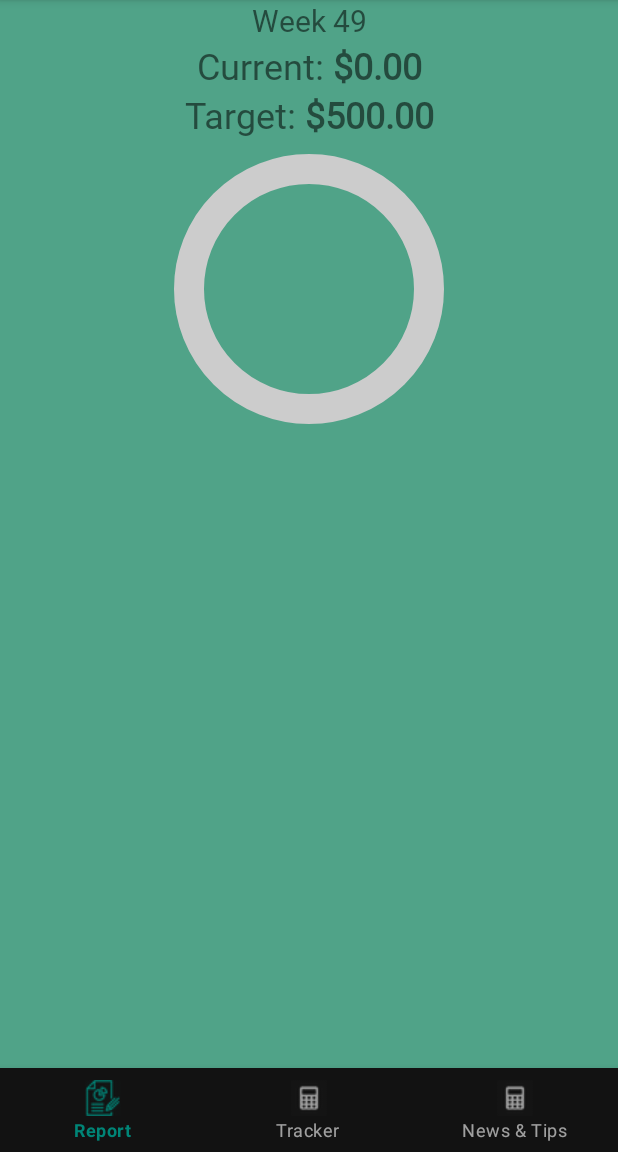
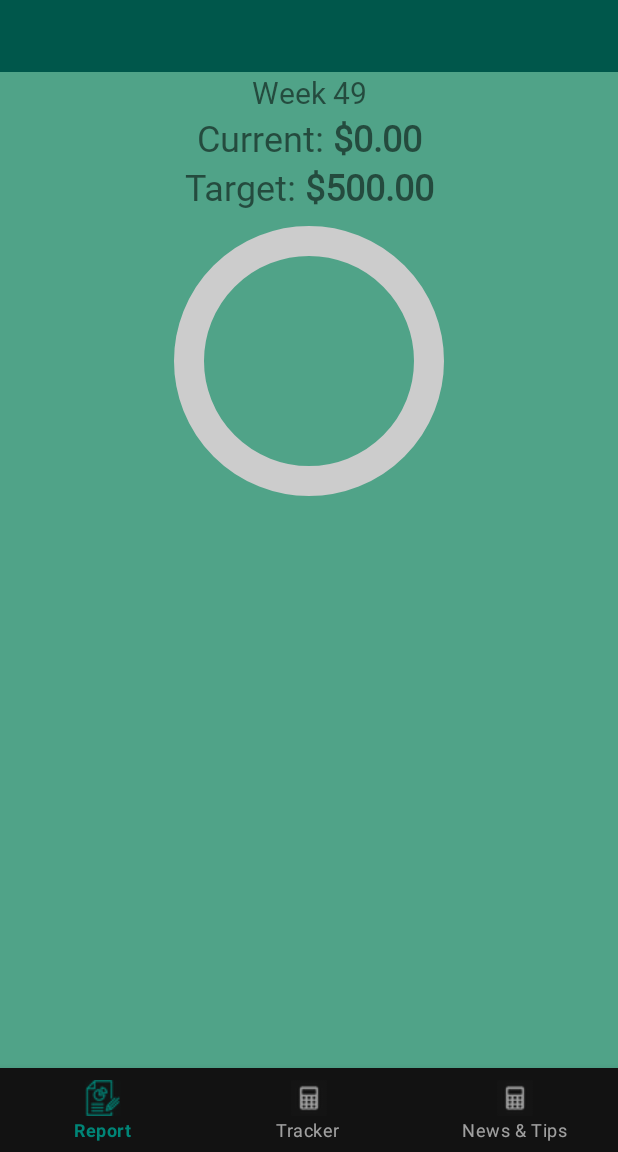
Before and after one commit to JadonFan/Budgeting, an Android app: the MainActivity screen opened directly, with no data from a screen before it, on a phone screen of 412 x 824 dp, the part 84-1236 px from its top. Run offline under Robolectric (Android 15) with nearby library versions, the phone set to English and light mode, and no system bars; our stand-ins replace Firebase (no records; nobody signed in at launch, a user with empty details on screens opened directly), Room's generated code.

Commit message:
Added weekly spending summaries to Cloud Firestore

```diff
--- a/app/build.gradle
+++ b/app/build.gradle
@@ -52,10 +52,10 @@ dependencies {
     androidTestImplementation 'androidx.test.ext:junit:1.1.1'
     androidTestImplementation 'androidx.test.espresso:espresso-core:3.2.0'
 
+    implementation 'androidx.viewpager2:viewpager2:1.0.0'
     implementation 'com.google.android.material:material:1.2.0-alpha03'
     implementation 'com.android.support:design:28.0.0'
     implementation 'com.githang:com-phillipcalvin-iconbutton:1.0.1@aar'
-    implementation 'com.google.android.material:material:1.0.0'
 
     def room_version = "2.2.3"
     implementation "androidx.room:room-runtime:$room_version"
@@ -68,11 +68,12 @@ dependencies {
 
     implementation 'com.google.firebase:firebase-analytics:17.2.2'
     implementation 'com.google.firebase:firebase-ml-vision:24.0.1'
+    implementation 'com.google.firebase:firebase-firestore-ktx:21.3.1'
 
     def camerax_version = "1.0.0-alpha01"
     def camerax_view_version = "1.0.0-alpha03"
     def camerax_ext_version = "1.0.0-alpha03"
-    implementation "androidx.camera:camera-core:$camerax_version"
+    implementation "androidx.camera:camera-core:$camerax_version" // To this day, it remains a mystery why camera APIs on Android are so complicated...
     implementation "androidx.camera:camera-camera2:$camerax_version"
     implementation "androidx.camera:camera-view:$camerax_view_version"
     implementation "androidx.camera:camera-extensions:$camerax_ext_version"
@@ -82,6 +83,8 @@ dependencies {
 
     implementation 'org.jetbrains.kotlinx:kotlinx-coroutines-core:1.3.3'
 
+    implementation 'com.jakewharton.timber:timber:4.7.1'
+
     implementation 'com.wdullaer:swipeactionadapter:2.0.0'
     implementation 'androidx.legacy:legacy-support-v4:1.0.0'
 }
--- a/app/src/main/AndroidManifest.xml
+++ b/app/src/main/AndroidManifest.xml
@@ -7,6 +7,7 @@
     <uses-permission android:name="android.permission.INTERNET" />
 
     <application
+        android:name=".BudgetApplication"
         android:allowBackup="true"
         android:icon="@mipmap/ic_launcher"
         android:label="@string/app_name"
--- /dev/null
+++ b/app/src/main/java/com/example/budgetapp/BudgetApplication.kt
@@ -0,0 +1,11 @@
+package com.example.budgetapp
+
+import android.app.Application
+import timber.log.Timber
+
+class BudgetApplication: Application() {
+    override fun onCreate() {
+        super.onCreate()
+        Timber.plant(Timber.DebugTree())
+    }
+}
--- a/app/src/main/java/com/example/budgetapp/activity/MainActivity.kt
+++ b/app/src/main/java/com/example/budgetapp/activity/MainActivity.kt
@@ -6,13 +6,16 @@ import androidx.fragment.app.Fragment
 import com.example.budgetapp.R
 import com.example.budgetapp.fragment.ReportFragment
 import com.example.budgetapp.fragment.TransactionTrackerFragment
+import com.example.budgetapp.util.DateUtils
 import com.google.android.material.bottomnavigation.BottomNavigationView
+import java.util.*
 
 class MainActivity : AppCompatActivity() {
     override fun onCreate(savedInstanceState: Bundle?) {
         super.onCreate(savedInstanceState)
         setContentView(R.layout.activity_main)
 
+        setSupportActionBar(findViewById(R.id.toolbar))
         supportActionBar?.setTitle(R.string.app_name)
 
         findViewById<BottomNavigationView>(R.id.nav_bar).setOnNavigationItemSelectedListener {
@@ -26,23 +29,22 @@ class MainActivity : AppCompatActivity() {
 
         if (savedInstanceState == null) {
             showFreshFragment(ReportFragment())
+
         }
     }
 
 
-    override fun onBackPressed() {
+    override fun onBackPressed() =
         if (supportFragmentManager.backStackEntryCount > 0) {
             supportFragmentManager.popBackStack()
         } else {
             super.onBackPressed()
         }
-    }
 
 
-    private fun showFreshFragment(fragment: Fragment) {
+    private fun showFreshFragment(fragment: Fragment) =
         supportFragmentManager.beginTransaction()
             .replace(R.id.key_display, fragment)
             .addToBackStack(null)
             .commit()
-    }
 }
--- a/app/src/main/java/com/example/budgetapp/fragment/ReportFragment.kt
+++ b/app/src/main/java/com/example/budgetapp/fragment/ReportFragment.kt
@@ -12,11 +12,17 @@ import com.example.budgetapp.R
 import com.example.budgetapp.database.DatabaseManager
 import com.example.budgetapp.util.DateUtils
 import com.example.budgetapp.view.CircularProgressBar
+import com.google.android.material.snackbar.Snackbar
+import com.google.firebase.firestore.FirebaseFirestore
 import kotlinx.coroutines.*
 import java.util.*
 import kotlin.coroutines.CoroutineContext
 
 class ReportFragment: Fragment(), CoroutineScope {
+    private var currSpendAmount = 0f
+    private var targetSpendAmount = 500f
+
+
     private var job: Job = Job()
 
     override val coroutineContext: CoroutineContext
@@ -37,21 +43,25 @@ class ReportFragment: Fragment(), CoroutineScope {
     override fun onViewCreated(view: View, savedInstanceState: Bundle?) {
         super.onViewCreated(view, savedInstanceState)
 
-        var currSpendAmount = 0f
+        val tf: Typeface = Typeface.createFromAsset(activity?.assets, "Roboto-Regular.ttf")
+
         launch {
             val weekRange = DateUtils.findWeekRange()
             withContext(Dispatchers.IO) {
+                // TODO use repo class
                 currSpendAmount = DatabaseManager(context!!).getSpendingInfoDb()!!.spendingInfoDao().findWeeklySpending(weekRange.lower, weekRange.upper)
+                activity?.runOnUiThread {
+                    view.findViewById<CircularProgressBar>(R.id.weeklySpendingProgress).apply {
+                        progress = currSpendAmount / targetSpendAmount
+                    }
+                    view.findViewById<TextView>(R.id.currWeeklyText).apply {
+                        typeface = tf
+                        text = HtmlCompat.fromHtml(
+                            String.format("Current: <b>$%.2f</b>", currSpendAmount),
+                            HtmlCompat.FROM_HTML_MODE_LEGACY)
+                    }
+                }
             }
-        }
-        val targetSpendAmount = 500f
-
-        val tf: Typeface = Typeface.createFromAsset(activity?.assets, "Roboto-Regular.ttf")
-        view.findViewById<TextView>(R.id.currWeeklyText).apply {
-            typeface = tf
-            text = HtmlCompat.fromHtml(
-                String.format("Current: <b>$%.2f</b>", currSpendAmount),
-                HtmlCompat.FROM_HTML_MODE_LEGACY)
         }
         view.findViewById<TextView>(R.id.currTargetText).apply {
             typeface = tf
@@ -66,8 +76,9 @@ class ReportFragment: Fragment(), CoroutineScope {
             text = String.format(getString(R.string.week_order), cal.get(Calendar.WEEK_OF_YEAR))
         }
 
-        val spendingProgress = view.findViewById<CircularProgressBar>(R.id.weeklySpendingProgress)
-        spendingProgress.progress = currSpendAmount / targetSpendAmount
+        if (savedInstanceState == null) {
+            updateWeeklyData()
+        }
     }
 
 
@@ -76,4 +87,27 @@ class ReportFragment: Fragment(), CoroutineScope {
         job.cancel()
     }
 
+
+    /**
+     * TODO use an AlarmManager to schedule the update every 7 days
+     * Intentionally does not work as permissions are set such that READ and WRITE operations are both currently disabled
+      */
+    private fun updateWeeklyData() {
+        val weeklyData = hashMapOf(
+            "week" to DateUtils.findWeekRange(),
+            "year" to GregorianCalendar.YEAR,
+            "spending" to currSpendAmount,
+            "target" to targetSpendAmount
+        )
+        val db = FirebaseFirestore.getInstance()
+        db.collection("weekly_data")
+            .document("${GregorianCalendar.YEAR}${DateUtils.findWeekRange()}")
+            .set(weeklyData)
+            .addOnSuccessListener {
+                println("SUCCESS")
+            }
+            .addOnFailureListener {
+                println("FAILED")
+            }
+    }
 }
--- a/app/src/main/res/layout/activity_main.xml
+++ b/app/src/main/res/layout/activity_main.xml
@@ -8,12 +8,38 @@
         android:layout_height="match_parent"
         tools:context=".activity.MainActivity">
 
+    <androidx.coordinatorlayout.widget.CoordinatorLayout
+            android:id="@+id/coordinator"
+            android:layout_width="match_parent"
+            android:layout_height="wrap_content"
+            android:layout_alignParentTop="true">
+
+        <com.google.android.material.appbar.AppBarLayout
+                android:layout_width="match_parent"
+                android:layout_height="wrap_content">
+
+            <com.google.android.material.appbar.MaterialToolbar
+                    android:id="@+id/toolbar"
+                    android:layout_width="match_parent"
+                    android:layout_height="wrap_content"
+                    android:theme="@style/ThemeOverlay.AppCompat.Dark.ActionBar"/>
+
+            <com.google.android.material.tabs.TabLayout
+                    android:layout_width="match_parent"
+                    android:layout_height="wrap_content"
+                    android:background="@color/colorPrimaryDark"
+                    app:layout_scrollFlags="scroll|enterAlways" />
+
+        </com.google.android.material.appbar.AppBarLayout>
+
+    </androidx.coordinatorlayout.widget.CoordinatorLayout>
+
     <LinearLayout
             android:id="@+id/key_display"
             android:orientation="vertical"
             android:layout_width="match_parent"
             android:layout_height="match_parent"
-            android:layout_alignParentTop="true"
+            android:layout_below="@id/coordinator"
             android:layout_above="@id/nav_bar" />
 
     <com.google.android.material.bottomnavigation.BottomNavigationView
--- a/app/src/main/res/values/styles.xml
+++ b/app/src/main/res/values/styles.xml
@@ -1,7 +1,7 @@
 <resources>
 
     <!-- Base application theme. -->
-    <style name="AppTheme" parent="Theme.MaterialComponents.DayNight.DarkActionBar">
+    <style name="AppTheme" parent="Theme.MaterialComponents.DayNight.NoActionBar">
         <!-- Customize your theme here. -->
         <item name="colorPrimary">@color/colorPrimary</item>
         <item name="colorPrimaryDark">@color/colorPrimaryDark</item>
@@ -11,6 +11,7 @@
         <item name="colorAccent">@color/colorAccent</item>
         <item name="android:colorBackground">@color/lightDeepAquamarine</item>
         <item name="android:textColorHint">@android:color/white</item>
+        <item name="windowActionBar">false</item>
     </style>
 
 </resources>
```
